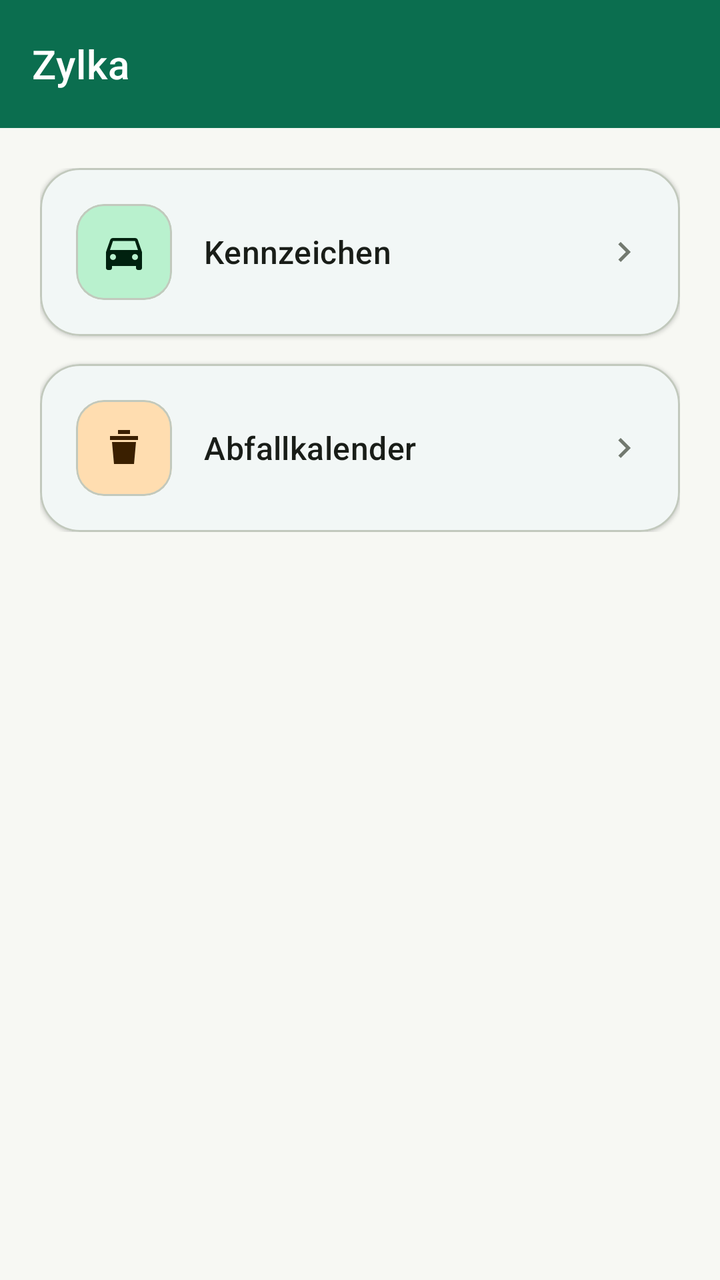
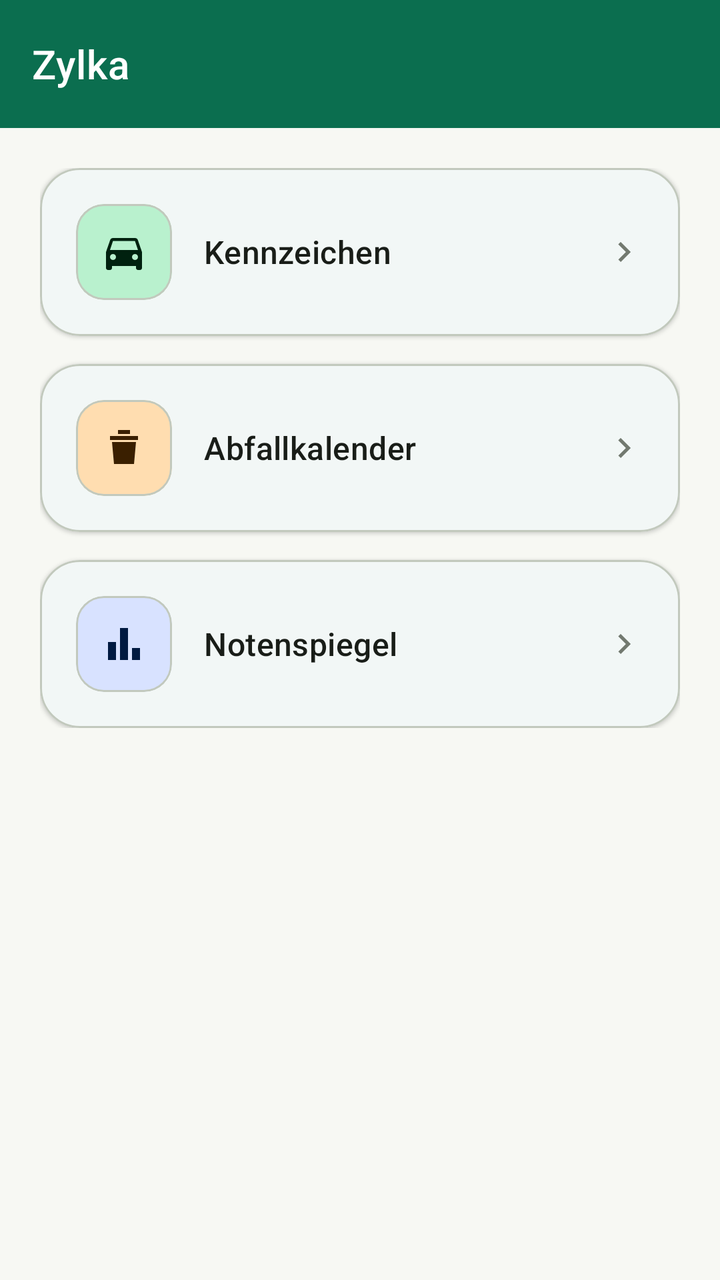

The first picture is an Android layout as it rendered before a commit; the second is the same layout after the commit. The layout source and the unified diff follow.
<!-- AndroidManifest.xml: application theme Theme.Zylka -->
<!-- res/layout/activity_main.xml -->
<?xml version="1.0" encoding="utf-8"?>
<LinearLayout xmlns:android="http://schemas.android.com/apk/res/android"
    xmlns:app="http://schemas.android.com/apk/res-auto"
    android:layout_width="match_parent"
    android:layout_height="match_parent"
    android:background="@color/brand_background"
    android:orientation="vertical">

    <com.google.android.material.appbar.MaterialToolbar
        android:id="@+id/toolbar"
        style="@style/Widget.Zylka.Toolbar"
        android:layout_width="match_parent"
        android:layout_height="wrap_content"
        android:minHeight="?attr/actionBarSize"
        android:elevation="2dp"
        app:title="@string/app_name" />

    <ScrollView
        android:layout_width="match_parent"
        android:layout_height="match_parent">

        <LinearLayout
            android:layout_width="match_parent"
            android:layout_height="wrap_content"
            android:orientation="vertical"
            android:padding="20dp">

            <com.google.android.material.card.MaterialCardView
                android:id="@+id/card_kennzeichen"
                style="@style/Widget.Zylka.Card"
                android:layout_width="match_parent"
                android:layout_height="wrap_content"
                android:clickable="true"
                android:focusable="true">

                <LinearLayout
                    android:layout_width="match_parent"
                    android:layout_height="wrap_content"
                    android:gravity="center_vertical"
                    android:orientation="horizontal"
                    android:padding="18dp">

                    <com.google.android.material.card.MaterialCardView
                        android:layout_width="48dp"
                        android:layout_height="48dp"
                        app:cardBackgroundColor="@color/brand_primary_container"
                        app:cardCornerRadius="14dp"
                        app:cardElevation="0dp">

                        <ImageView
                            android:layout_width="24dp"
                            android:layout_height="24dp"
                            android:layout_gravity="center"
                            android:contentDescription="@null"
                            android:src="@drawable/ic_directions_car"
                            app:tint="@color/brand_on_primary_container" />
                    </com.google.android.material.card.MaterialCardView>

                    <TextView
                        android:layout_width="0dp"
                        android:layout_height="wrap_content"
                        android:layout_marginStart="16dp"
                        android:layout_weight="1"
                        android:text="@string/feature_kennzeichen"
                        android:textAppearance="?attr/textAppearanceTitleMedium"
                        android:textColor="@color/brand_on_surface" />

                    <ImageView
                        android:layout_width="20dp"
                        android:layout_height="20dp"
                        android:contentDescription="@null"
                        android:src="@drawable/ic_chevron_right"
                        app:tint="@color/brand_outline" />
                </LinearLayout>
            </com.google.android.material.card.MaterialCardView>

            <com.google.android.material.card.MaterialCardView
                android:id="@+id/card_abfallkalender"
                style="@style/Widget.Zylka.Card"
                android:layout_width="match_parent"
                android:layout_height="wrap_content"
                android:layout_marginTop="14dp"
                android:clickable="true"
                android:focusable="true">

                <LinearLayout
                    android:layout_width="match_parent"
                    android:layout_height="wrap_content"
                    android:gravity="center_vertical"
                    android:orientation="horizontal"
                    android:padding="18dp">

                    <com.google.android.material.card.MaterialCardView
                        android:layout_width="48dp"
                        android:layout_height="48dp"
                        app:cardBackgroundColor="@color/brand_secondary_container"
                        app:cardCornerRadius="14dp"
                        app:cardElevation="0dp">

                        <ImageView
                            android:layout_width="24dp"
                            android:layout_height="24dp"
                            android:layout_gravity="center"
                            android:contentDescription="@null"
                            android:src="@drawable/ic_waste_bin"
                            app:tint="@color/brand_on_secondary_container" />
                    </com.google.android.material.card.MaterialCardView>

                    <TextView
                        android:layout_width="0dp"
                        android:layout_height="wrap_content"
                        android:layout_marginStart="16dp"
                        android:layout_weight="1"
                        android:text="@string/feature_abfallkalender"
                        android:textAppearance="?attr/textAppearanceTitleMedium"
                        android:textColor="@color/brand_on_surface" />

                    <ImageView
                        android:layout_width="20dp"
                        android:layout_height="20dp"
                        android:contentDescription="@null"
                        android:src="@drawable/ic_chevron_right"
                        app:tint="@color/brand_outline" />
                </LinearLayout>
            </com.google.android.material.card.MaterialCardView>

        </LinearLayout>
    </ScrollView>
</LinearLayout>
<!-- resources referenced by this layout -->
<resources>
  <color name="brand_background">#F7F8F3</color>
  <color name="brand_on_primary_container">#00210F</color>
  <color name="brand_on_secondary_container">#3A1F00</color>
  <color name="brand_on_surface">#191D18</color>
  <color name="brand_outline">#72796F</color>
  <color name="brand_primary_container">#B9F1CE</color>
  <color name="brand_secondary_container">#FFDDB0</color>
  <!-- drawable ic_chevron_right (drawable) -->
  <vector xmlns:android="http://schemas.android.com/apk/res/android"
      android:width="24dp"
      android:height="24dp"
      android:viewportWidth="24"
      android:viewportHeight="24"
      android:tint="?attr/colorControlNormal">
      <path
          android:fillColor="#FF000000"
          android:pathData="M8.59,16.59L13.17,12 8.59,7.41 10,6l6,6 -6,6z" />
  </vector>
  <!-- drawable ic_waste_bin (drawable) -->
  <vector xmlns:android="http://schemas.android.com/apk/res/android"
      android:width="24dp"
      android:height="24dp"
      android:viewportWidth="24"
      android:viewportHeight="24"
      android:tint="?attr/colorControlNormal">
      <path
          android:fillColor="#FF000000"
          android:pathData="M9,3 L15,3 L15,5 L9,5 Z M5,6 L19,6 L19,8 L5,8 Z M6,9 L18,9 L17,20 L7,20 Z" />
  </vector>
  <string name="app_name">Zylka</string>
  <string name="feature_abfallkalender">Abfallkalender</string>
  <string name="feature_kennzeichen">Kennzeichen</string>
  <style name="Widget.Zylka.Card" parent="Widget.MaterialComponents.CardView">
          <item name="cardCornerRadius">20dp</item>
          <item name="strokeColor">@color/brand_outline_variant</item>
          <item name="cardBackgroundColor">@color/brand_surface</item>
          <item name="rippleColor">@color/brand_primary_container</item>
      </style>
  <style name="Widget.Zylka.Toolbar" parent="Widget.MaterialComponents.Toolbar">
          <item name="android:background">@color/brand_primary</item>
          <item name="titleTextColor">@color/brand_on_primary</item>
          <item name="subtitleTextColor">@color/brand_on_primary</item>
          <item name="android:theme">@style/ThemeOverlay.Zylka.Toolbar</item>
      </style>
  <color name="brand_outline_variant">#C2C9BD</color>
  <color name="brand_surface">#FFFFFF</color>
  <color name="brand_primary">#0B6E4F</color>
  <color name="brand_on_primary">#FFFFFF</color>
  <style name="ThemeOverlay.Zylka.Toolbar" parent="">
          <item name="colorControlNormal">@color/brand_on_primary</item>
          <item name="colorOnSurface">@color/brand_on_primary</item>
          <item name="colorOnSurfaceVariant">@color/brand_on_primary</item>
          <item name="actionMenuTextColor">@color/brand_on_primary</item>
      </style>
  <color name="brand_secondary">#B26A00</color>
  <color name="brand_on_secondary">#FFFFFF</color>
  <color name="brand_tertiary">#3E5FA0</color>
  <color name="brand_on_tertiary">#FFFFFF</color>
  <color name="brand_tertiary_container">#D8E2FF</color>
  <color name="brand_on_tertiary_container">#001A41</color>
  <color name="brand_on_background">#191D18</color>
  <color name="brand_surface_variant">#DEE5D9</color>
  <color name="brand_on_surface_variant">#424940</color>
  <color name="brand_error">#BA1A1A</color>
  <color name="brand_on_error">#FFFFFF</color>
  <color name="brand_error_container">#FFDAD6</color>
  <color name="brand_on_error_container">#410002</color>
  <!-- unchanged entries left out for length: 2 -->
</resources>

<!-- the commit's change to res/layout/activity_main.xml (unified diff, before → after) -->
@@ -124,6 +124,56 @@
                 </LinearLayout>
             </com.google.android.material.card.MaterialCardView>
 
+            <com.google.android.material.card.MaterialCardView
+                android:id="@+id/card_notenspiegel"
+                style="@style/Widget.Zylka.Card"
+                android:layout_width="match_parent"
+                android:layout_height="wrap_content"
+                android:layout_marginTop="14dp"
+                android:clickable="true"
+                android:focusable="true">
+
+                <LinearLayout
+                    android:layout_width="match_parent"
+                    android:layout_height="wrap_content"
+                    android:gravity="center_vertical"
+                    android:orientation="horizontal"
+                    android:padding="18dp">
+
+                    <com.google.android.material.card.MaterialCardView
+                        android:layout_width="48dp"
+                        android:layout_height="48dp"
+                        app:cardBackgroundColor="@color/brand_tertiary_container"
+                        app:cardCornerRadius="14dp"
+                        app:cardElevation="0dp">
+
+                        <ImageView
+                            android:layout_width="24dp"
+                            android:layout_height="24dp"
+                            android:layout_gravity="center"
+                            android:contentDescription="@null"
+                            android:src="@drawable/ic_bar_chart"
+                            app:tint="@color/brand_on_tertiary_container" />
+                    </com.google.android.material.card.MaterialCardView>
+
+                    <TextView
+                        android:layout_width="0dp"
+                        android:layout_height="wrap_content"
+                        android:layout_marginStart="16dp"
+                        android:layout_weight="1"
+                        android:text="@string/feature_notenspiegel"
+                        android:textAppearance="?attr/textAppearanceTitleMedium"
+                        android:textColor="@color/brand_on_surface" />
+
+                    <ImageView
+                        android:layout_width="20dp"
+                        android:layout_height="20dp"
+                        android:contentDescription="@null"
+                        android:src="@drawable/ic_chevron_right"
+                        app:tint="@color/brand_outline" />
+                </LinearLayout>
+            </com.google.android.material.card.MaterialCardView>
+
         </LinearLayout>
     </ScrollView>
 </LinearLayout>
<!-- resource entries referenced after the edit -->
@@ -32,6 +32,7 @@
   <string name="app_name">Zylka</string>
   <string name="feature_abfallkalender">Abfallkalender</string>
   <string name="feature_kennzeichen">Kennzeichen</string>
+  <string name="feature_notenspiegel">Notenspiegel</string>
   <style name="Widget.Zylka.Card" parent="Widget.MaterialComponents.CardView">
           <item name="cardCornerRadius">20dp</item>
           <item name="strokeColor">@color/brand_outline_variant</item>
@@ -59,6 +60,17 @@
   <color name="brand_tertiary">#3E5FA0</color>
   <color name="brand_on_tertiary">#FFFFFF</color>
   <color name="brand_tertiary_container">#D8E2FF</color>
+  <!-- drawable ic_bar_chart (drawable) -->
+  <vector xmlns:android="http://schemas.android.com/apk/res/android"
+      android:width="24dp"
+      android:height="24dp"
+      android:viewportWidth="24"
+      android:viewportHeight="24"
+      android:tint="?attr/colorControlNormal">
+      <path
+          android:fillColor="#FF000000"
+          android:pathData="M4,20 L4,11 L8,11 L8,20 Z M10,20 L10,4 L14,4 L14,20 Z M16,20 L16,14 L20,14 L20,20 Z" />
+  </vector>
   <color name="brand_on_tertiary_container">#001A41</color>
   <color name="brand_on_background">#191D18</color>
   <color name="brand_surface_variant">#DEE5D9</color>
